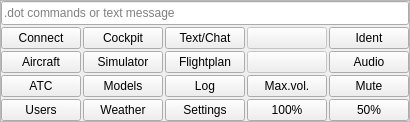
Qt form src/blackgui/components/mainkeypadareacomponent.ui (swift-project/pilotclient) before a commit.
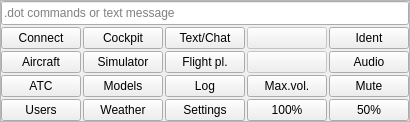
The same form after that commit. Custom widgets are drawn as their Qt base class.

Commit message: Fixed minor UI issues in keypad area

Patch:
```diff
--- a/src/blackgui/components/mainkeypadareacomponent.ui
+++ b/src/blackgui/components/mainkeypadareacomponent.ui
@@ -80,14 +80,11 @@
           <verstretch>0</verstretch>
          </sizepolicy>
         </property>
-        <property name="maximumSize">
-         <size>
-          <width>16777215</width>
-          <height>16777215</height>
-         </size>
+        <property name="toolTip">
+         <string>Flight plan</string>
         </property>
         <property name="text">
-         <string>Flightplan</string>
+         <string>Flight pl.</string>
         </property>
         <property name="checkable">
          <bool>true</bool>
```
Left out of the diff: 140 changed lines with no effect on the pictures. The commit also changes 1 other file.
